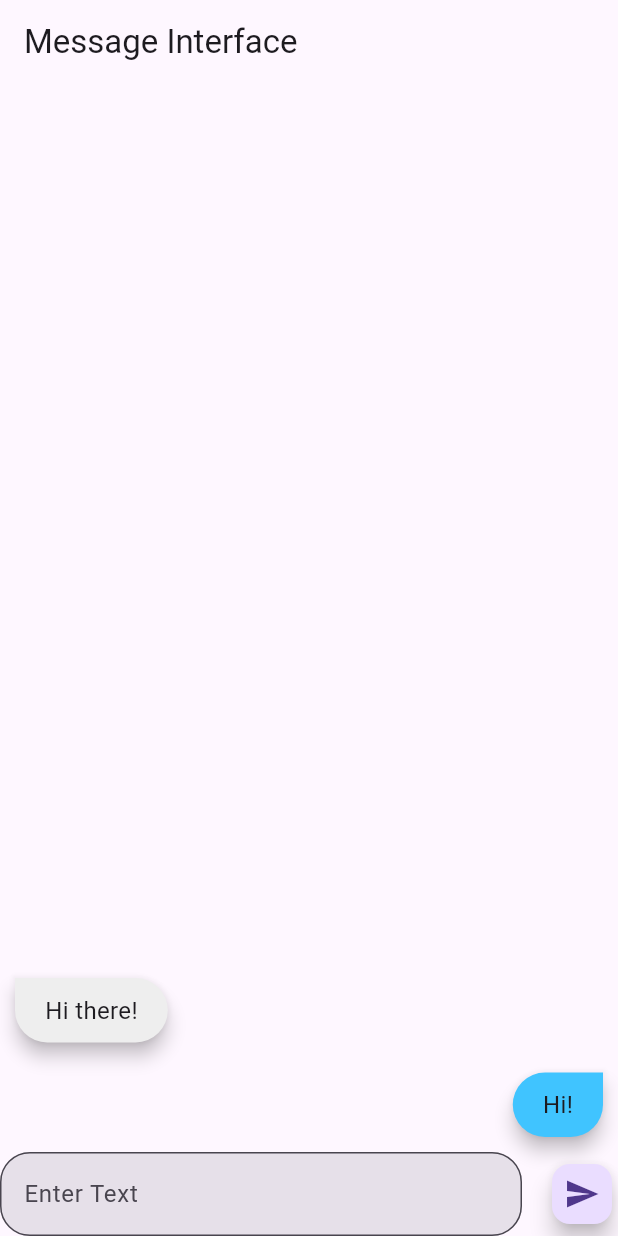
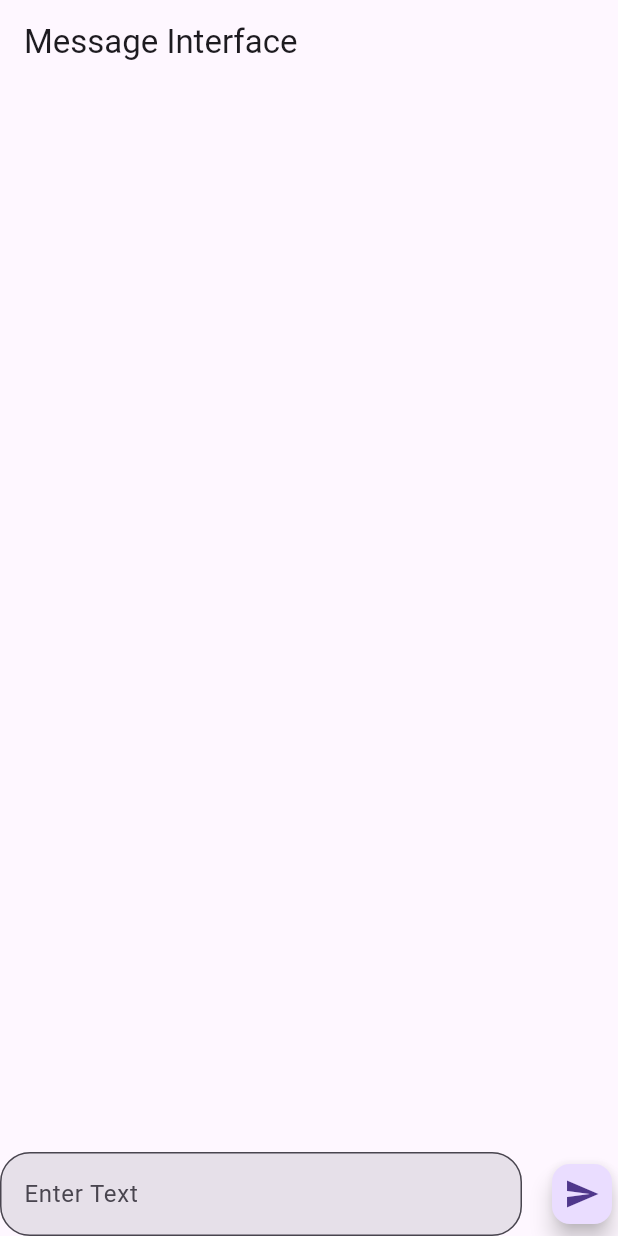
Before and after one commit to Omarplayz233/OmarAI-Flutter, a Flutter app: the screen it shows after launch, after a tap on the "send" icon, on a phone screen of 412 x 824 dp. Run offline on Flutter 3.47's test engine with Material 3 defaults, Android fonts, the phone set to English and light mode, and no system bars.

Commit message:
Update main.dart
example

```diff
--- a/lib/main.dart
+++ b/lib/main.dart
@@ -4,7 +4,15 @@ void main() {
   runApp(MyApp());
 }
 
-class MyApp extends StatelessWidget {
+class MyApp extends StatefulWidget {
+  @override
+  _MyAppState createState() => _MyAppState();
+}
+
+class _MyAppState extends State<MyApp> {
+  List<Message> messages = [];
+  TextEditingController _textController = TextEditingController();
+
   @override
   Widget build(BuildContext context) {
     return MaterialApp(
@@ -19,23 +27,20 @@ class MyApp extends StatelessWidget {
           children: [
             Expanded(
               child: ListView(
-                reverse: true, // Start with the latest messages at the bottom
-                children: [
-                  MessageBubble(
-                    text: 'Hi!',
-                    isMe: true, // This message is from the user
-                  ),
-                  MessageBubble(
-                    text: 'Hi there!',
-                    isMe: false, // This message is from the other person
-                  ),
-                ],
+                reverse: true,
+                children: messages.map((message) {
+                  return MessageBubble(
+                    text: message.text,
+                    isMe: message.isMe,
+                  );
+                }).toList(),
               ),
             ),
             Row(
               children: [
                 Expanded(
                   child: TextFormField(
+                    controller: _textController,
                     decoration: InputDecoration(
                       labelText: 'Enter Text',
                       filled: true,
@@ -43,13 +48,31 @@ class MyApp extends StatelessWidget {
                         borderRadius: BorderRadius.circular(20),
                       ),
                     ),
+                    onFieldSubmitted: (text) {
+                      String messageText = text.trim();
+                      if (messageText.isNotEmpty) {
+                        sendMessage(
+                            messageText, true); // Sent message from the user
+                        _textController
+                            .clear(); // Clear the text field after sending
+                        // Simulate receiving a message from the other person
+                        sendMessage('Example', false);
+                      }
+                    },
                   ),
                 ),
                 SizedBox(width: 16),
                 FloatingActionButton(
                   onPressed: () {
-                    // Simulate sending a message
-                    print('Message Sent: Hi!');
+                    String messageText = _textController.text.trim();
+                    if (messageText.isNotEmpty) {
+                      sendMessage(
+                          messageText, true); // Sent message from the user
+                      _textController
+                          .clear(); // Clear the text field after sending
+                      // Simulate receiving a message from the other person
+                      sendMessage('Example', false);
+                    }
                   },
                   mini: true,
                   child: Icon(Icons.send),
@@ -61,6 +84,20 @@ class MyApp extends StatelessWidget {
       ),
     );
   }
+
+  void sendMessage(String text, bool isMe) {
+    setState(() {
+      messages.insert(0, Message(text: text, isMe: isMe));
+    });
+    print('Message Sent: $text');
+  }
+}
+
+class Message {
+  final String text;
+  final bool isMe;
+
+  Message({required this.text, required this.isMe});
 }
 
 class MessageBubble extends StatelessWidget {
@@ -78,7 +115,6 @@ class MessageBubble extends StatelessWidget {
             isMe ? CrossAxisAlignment.end : CrossAxisAlignment.start,
         children: [
           Material(
-            // Add a subtle shadow for a lifted effect
             elevation: 5.0,
             borderRadius: BorderRadius.only(
               topLeft: Radius.circular(isMe ? 30 : 0),
@@ -91,7 +127,10 @@ class MessageBubble extends StatelessWidget {
               padding: EdgeInsets.symmetric(vertical: 10, horizontal: 20),
               child: Text(
                 text,
-                style: TextStyle(fontSize: 16),
+                style: TextStyle(
+                  fontSize: 16,
+                  color: isMe ? Colors.white : Colors.black,
+                ),
               ),
             ),
           ),
```
